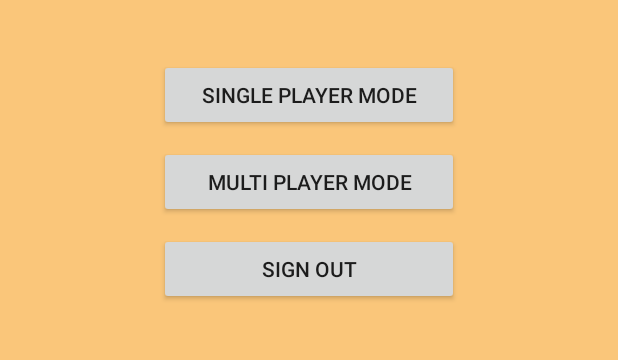
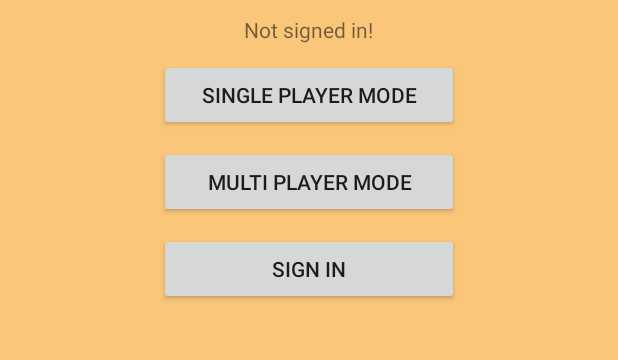
Before and after one commit to slimechips/RunningDrawingApp, an Android app: the screen it shows after launch (MainActivity), on a phone screen of 412 x 824 dp, the part 525-885 px from its top. Run offline under Robolectric (Android 15) with nearby library versions, the phone set to English and light mode, and no system bars; our stand-ins replace Firebase (no records; nobody signed in at launch, a user with empty details on screens opened directly); libraries missing offline, so code that uses them is left out: com.firebase.ui; 2 statements that could not run were skipped.

Commit message:
fix more sign in

```diff
--- a/app/src/main/java/com/example/chaewoon/chase_the_paint/MainActivity.java
+++ b/app/src/main/java/com/example/chaewoon/chase_the_paint/MainActivity.java
@@ -30,16 +30,38 @@ public class MainActivity extends AppCompatActivity {
     public static String playerEmail;
     public static Uri photoUrl;
     public TextView signInText;
+    public Button signInOutButton;
+    List<AuthUI.IdpConfig> providers;
+    FirebaseUser user;
 
     @Override
     protected void onCreate(Bundle savedInstanceState) {
         super.onCreate(savedInstanceState);
         setContentView(R.layout.activity_main);
-        List<AuthUI.IdpConfig> providers = Arrays.asList(
+        providers = Arrays.asList(
                 new AuthUI.IdpConfig.EmailBuilder().build());
         signInText = (TextView)findViewById(R.id.sign_in_text);
+        signInOutButton = (Button)findViewById(R.id.sign_out_button);
 
-        FirebaseUser user = FirebaseAuth.getInstance().getCurrentUser();
+        signInOutButton = (Button)findViewById(R.id.sign_out_button);
+        signInOutButton.setOnClickListener(new View.OnClickListener() {
+            @Override
+            public void onClick(View v) {
+                user = FirebaseAuth.getInstance().getCurrentUser();
+                if (user != null) {
+                    signOut();
+                }
+                else {
+                    signIn();
+                }
+                            }
+                        });
+        signIn();
+        //new UpdateSignInText().execute(playerName);
+
+    }
+
+    public void signIn() {
         if (user != null) {
             // User is signed in
             // Name, email address, and profile photo Url
@@ -54,9 +76,12 @@ public class MainActivity extends AppCompatActivity {
             // authenticate with your backend server, if you have one. Use
             // FirebaseUser.getIdToken() instead.
             String uid = user.getUid();
-
+            signInOutButton.setText("Sign out");
+            signInText.setText("Welcome " + playerName);
         } else {
             //user not signed in
+            signInText.setText("Not signed in!");
+            signInOutButton.setText("Sign in");
             startActivityForResult(
                     AuthUI.getInstance()
                             .createSignInIntentBuilder()
@@ -64,16 +89,6 @@ public class MainActivity extends AppCompatActivity {
                             .build(),
                     RC_SIGN_IN);
         }
-
-        Button signOutButton = (Button)findViewById(R.id.sign_out_button);
-        signOutButton.setOnClickListener(new View.OnClickListener() {
-            @Override
-            public void onClick(View v) {
-                signOut();
-                            }
-                        });
-
-        //new UpdateSignInText().execute(playerName);
 
     }
 
@@ -100,8 +115,9 @@ public class MainActivity extends AppCompatActivity {
 
             if (resultCode == RESULT_OK) {
                 // Successfully signed in
-                FirebaseUser user = FirebaseAuth.getInstance().getCurrentUser();
-                // ...
+                user = FirebaseAuth.getInstance().getCurrentUser();
+                signInOutButton.setText("Sign out");
+                signInText.setText("Welcome " + playerName);
             } else {
                 Toast.makeText(getApplicationContext(), "Sign in failed", Toast.LENGTH_SHORT).show();
             }
@@ -115,6 +131,8 @@ public class MainActivity extends AppCompatActivity {
                 .addOnCompleteListener(new OnCompleteListener<Void>() {
                     public void onComplete(@NonNull Task<Void> task) {
                         Toast.makeText(getApplicationContext(), "Signed out", Toast.LENGTH_SHORT).show();
+                        signInText.setText("Not signed in!");
+                        signInOutButton.setText("Sign in");
                     }
                 });
         // [END auth_fui_signout]
```
